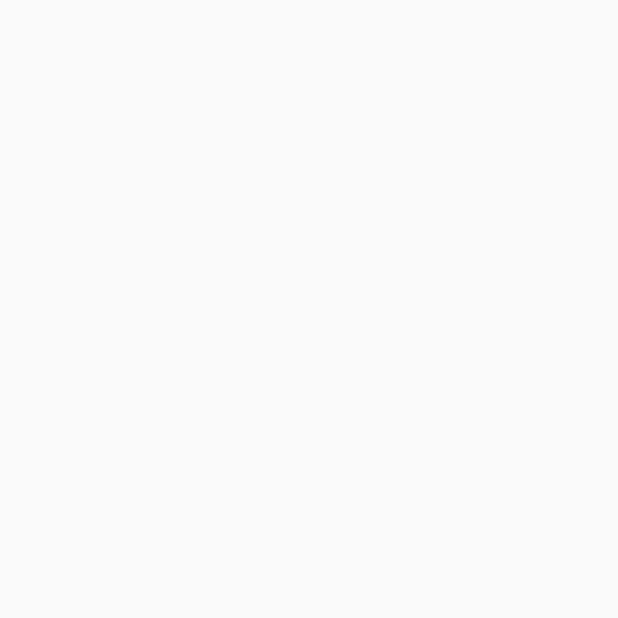
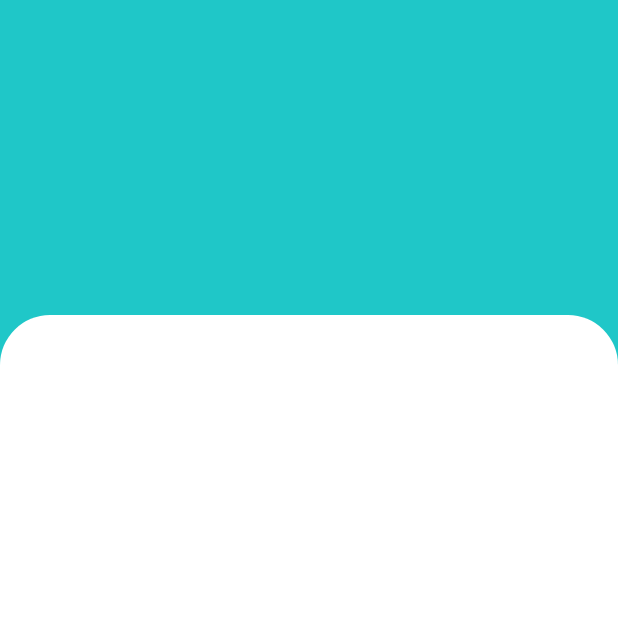
Before and after one commit to eirondiaz/proyectoFinal, an Android app: the MedicoLogin screen opened directly, with no data from a screen before it, on a phone screen of 412 x 824 dp, the top half of it. Before the commit the part shown is empty. Run offline under Robolectric (Android 15) with nearby library versions, the phone set to English and light mode, and no system bars.

Commit message:
diseño en el medicologin y pacientelogin

```diff
--- /dev/null
+++ b/app/src/main/res/drawable/bg_lybottonlogin.xml
@@ -0,0 +1,11 @@
+<?xml version="1.0" encoding="utf-8"?>
+<shape xmlns:android="http://schemas.android.com/apk/res/android">
+
+    <solid
+        android:color="#fff"></solid>
+
+    <corners
+        android:topLeftRadius="33dp"
+        android:topRightRadius="33dp"></corners>
+
+</shape>
--- a/app/src/main/res/layout/activity_medico_login.xml
+++ b/app/src/main/res/layout/activity_medico_login.xml
@@ -6,4 +6,34 @@
     android:layout_height="match_parent"
     tools:context="com.example.MedicoLogin">
 
+    <RelativeLayout
+        android:layout_width="match_parent"
+        android:layout_height="match_parent"
+        android:background="@color/colorPrimary2">
+
+        <LinearLayout
+            android:id="@+id/topLy"
+            android:layout_width="match_parent"
+            android:layout_height="210dp"
+            android:orientation="vertical"
+            android:gravity="center_horizontal"
+            android:background="@color/colorPrimary2">
+
+        </LinearLayout>
+
+        <LinearLayout
+            android:layout_width="match_parent"
+            android:layout_height="match_parent"
+            android:orientation="vertical"
+            android:gravity="center_horizontal"
+            android:layout_below="@id/topLy"
+            android:background="@drawable/bg_lybottonlogin">
+
+
+
+        </LinearLayout>
+
+
+    </RelativeLayout>
+
 </androidx.constraintlayout.widget.ConstraintLayout>
--- a/app/src/main/res/values/colors.xml
+++ b/app/src/main/res/values/colors.xml
@@ -1,6 +1,7 @@
 <?xml version="1.0" encoding="utf-8"?>
 <resources>
     <color name="colorPrimary">#2CB9A9</color>
+    <color name="colorPrimary2">#1FC7C8</color>
     <color name="colorPrimaryDark">#00574B</color>
     <color name="colorAccent">#D81B60</color>
     <color name="backGround_color">#E3FEF7</color>
```
Also changed, not shown: app/src/main/res/layout/activity_paciente_login.xml (+30 -0 lines).
